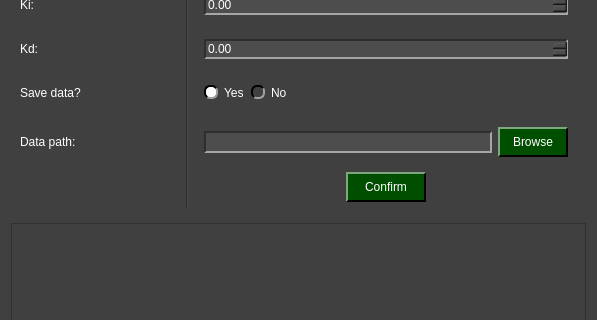
Before: the Qt Designer form pydaq/uis/PyDAQ_pid_control_NIDAQ_widget.ui in samirmartins/pydaq, drawn with Qt 5; both pictures show x 0 to 597 and y 590 to 910 of the 597 by 1031 pixel window.
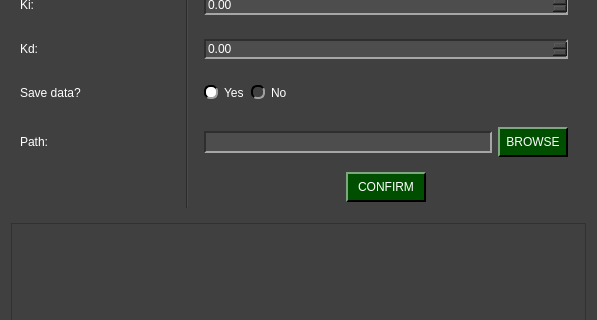
After: the same form once the commit is applied. Icons and pictures are not drawn.

```diff
--- a/pydaq/uis/PyDAQ_pid_control_NIDAQ_widget.ui
+++ b/pydaq/uis/PyDAQ_pid_control_NIDAQ_widget.ui
@@ -398,7 +398,7 @@
          </size>
         </property>
         <property name="text">
-         <string>Confirm</string>
+         <string> CONFIRM </string>
         </property>
        </widget>
       </item>
@@ -424,7 +424,7 @@
             </size>
            </property>
            <property name="text">
-            <string>Browse</string>
+            <string> BROWSE </string>
            </property>
           </widget>
          </item>
@@ -787,7 +787,7 @@
       <item row="17" column="0">
        <widget class="QLabel" name="label_path">
         <property name="text">
-         <string>Data path:</string>
+         <string>Path:</string>
         </property>
        </widget>
       </item>
```
Left out of the diff: 2 changed lines with no effect on the pictures.
